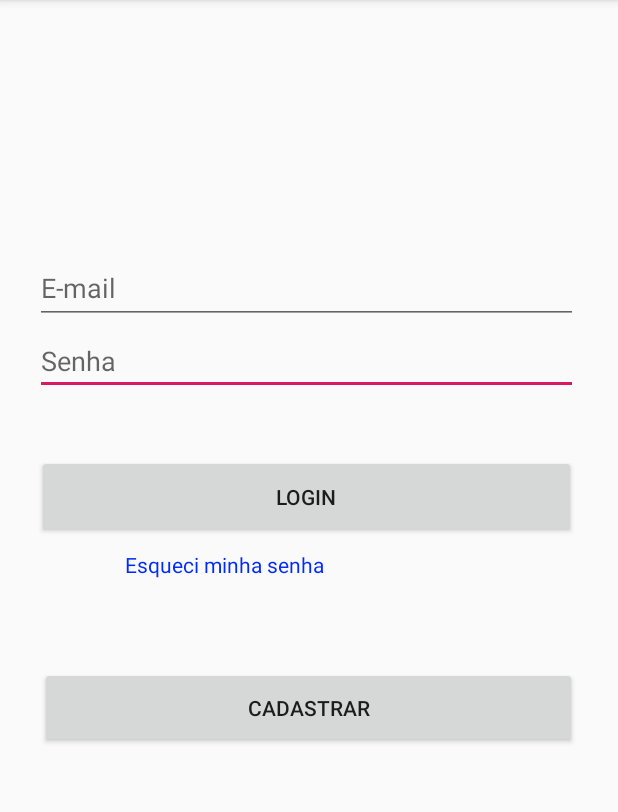
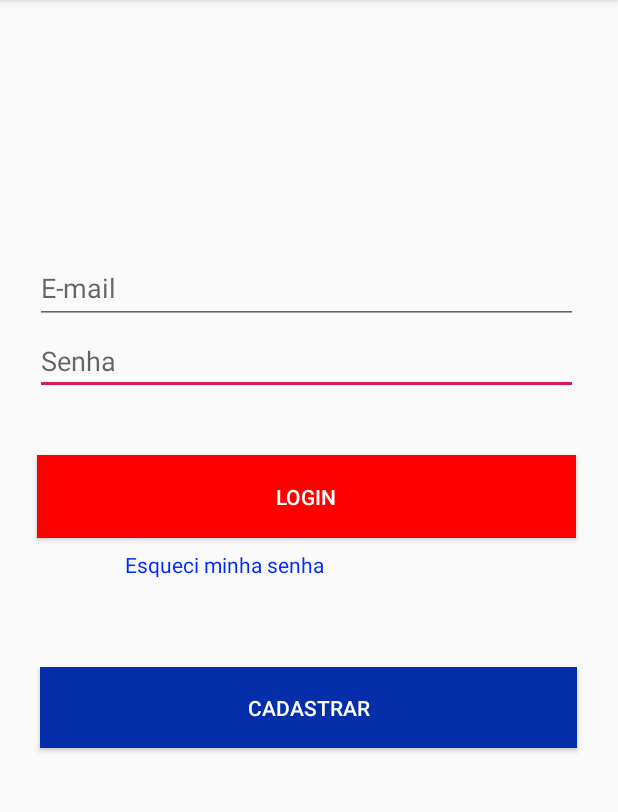
Before and after one commit to kimberlyplima/ifruit, an Android app: the screen it shows after launch (MainActivity), on a phone screen of 412 x 824 dp, the part 84-896 px from its top. Run offline under Robolectric (Android 15) with nearby library versions, the phone set to English and light mode, and no system bars; our stand-ins replace Firebase (no records; nobody signed in at launch, a user with empty details on screens opened directly).

Commit message:
mudando a cor dos botoes

```diff
--- a/app/src/main/res/layout/activity_main.xml
+++ b/app/src/main/res/layout/activity_main.xml
@@ -13,6 +13,8 @@
         android:layout_marginStart="8dp"
         android:layout_marginTop="40dp"
         android:layout_marginEnd="8dp"
+        android:background="@color/colorButton"
+        android:textColor="@color/colorText"
         android:text="Login"
         app:layout_constraintEnd_toEndOf="parent"
         app:layout_constraintHorizontal_bias="0.454"
@@ -72,6 +74,8 @@
         android:layout_marginStart="8dp"
         android:layout_marginTop="52dp"
         android:layout_marginEnd="8dp"
+        android:background="@color/colorButoon2"
+        android:textColor="@color/colorText"
         android:text="Cadastrar"
         app:layout_constraintEnd_toEndOf="parent"
         app:layout_constraintHorizontal_bias="0.486"
--- a/app/src/main/res/values/colors.xml
+++ b/app/src/main/res/values/colors.xml
@@ -3,4 +3,7 @@
     <color name="colorPrimary">#F00740</color>
     <color name="colorPrimaryDark">#D925E6</color>
     <color name="colorAccent">#D81B60</color>
+    <color name="colorButton">#FF0000</color>
+    <color name="colorButoon2">#052EAA</color>
+    <color name="colorText">#FFFFFF</color>
 </resources>
```
